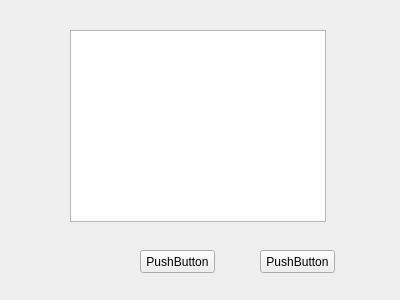
Qt form resource/ui/mainWindows.ui (TripleHHH-3/bootAssist) before a commit.
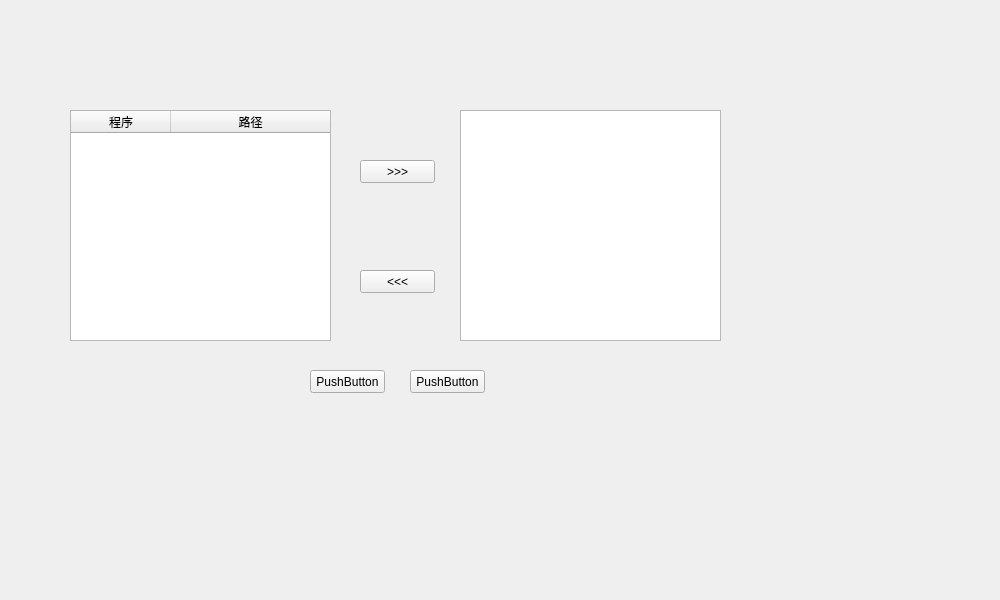
The same form after that commit.

Commit message: 读取图标与路径

What changed in the file:
```diff
--- a/resource/ui/mainWindows.ui
+++ b/resource/ui/mainWindows.ui
@@ -6,18 +6,36 @@
    <rect>
     <x>0</x>
     <y>0</y>
-    <width>400</width>
-    <height>300</height>
+    <width>1000</width>
+    <height>600</height>
    </rect>
   </property>
+  <property name="sizePolicy">
+   <sizepolicy hsizetype="Fixed" vsizetype="Fixed">
+    <horstretch>0</horstretch>
+    <verstretch>0</verstretch>
+   </sizepolicy>
+  </property>
+  <property name="minimumSize">
+   <size>
+    <width>1000</width>
+    <height>600</height>
+   </size>
+  </property>
+  <property name="maximumSize">
+   <size>
+    <width>1000</width>
+    <height>600</height>
+   </size>
+  </property>
   <property name="windowTitle">
    <string>Form</string>
   </property>
   <widget class="QPushButton" name="pushButton">
    <property name="geometry">
     <rect>
-     <x>140</x>
-     <y>250</y>
+     <x>310</x>
+     <y>370</y>
      <width>75</width>
      <height>23</height>
     </rect>
@@ -26,21 +44,43 @@
     <string>PushButton</string>
    </property>
   </widget>
-  <widget class="QListWidget" name="listWidget">
+  <widget class="QTableWidget" name="appStoreTable">
    <property name="geometry">
     <rect>
      <x>70</x>
-     <y>30</y>
-     <width>256</width>
-     <height>192</height>
+     <y>110</y>
+     <width>261</width>
+     <height>231</height>
     </rect>
    </property>
+   <property name="editTriggers">
+    <set>QAbstractItemView::NoEditTriggers</set>
+   </property>
+   <property name="selectionBehavior">
+    <enum>QAbstractItemView::SelectRows</enum>
+   </property>
+   <attribute name="horizontalHeaderVisible">
+    <bool>true</bool>
+   </attribute>
+   <attribute name="horizontalHeaderStretchLastSection">
+    <bool>true</bool>
+   </attribute>
+   <column>
+    <property name="text">
+     <string>程序</string>
+    </property>
+   </column>
+   <column>
+    <property name="text">
+     <string>路径</string>
+    </property>
+   </column>
   </widget>
   <widget class="QPushButton" name="pushButton_2">
    <property name="geometry">
     <rect>
-     <x>260</x>
-     <y>250</y>
+     <x>410</x>
+     <y>370</y>
      <width>75</width>
      <height>23</height>
     </rect>
@@ -49,6 +89,42 @@
     <string>PushButton</string>
    </property>
   </widget>
+  <widget class="QTableWidget" name="tableWidget_2">
+   <property name="geometry">
+    <rect>
+     <x>460</x>
+     <y>110</y>
+     <width>261</width>
+     <height>231</height>
+    </rect>
+   </property>
+  </widget>
+  <widget class="QPushButton" name="pushButton_3">
+   <property name="geometry">
+    <rect>
+     <x>360</x>
+     <y>160</y>
+     <width>75</width>
+     <height>23</height>
+    </rect>
+   </property>
+   <property name="text">
+    <string>&gt;&gt;&gt;</string>
+   </property>
+  </widget>
+  <widget class="QPushButton" name="pushButton_4">
+   <property name="geometry">
+    <rect>
+     <x>360</x>
+     <y>270</y>
+     <width>75</width>
+     <height>23</height>
+    </rect>
+   </property>
+   <property name="text">
+    <string>&lt;&lt;&lt;</string>
+   </property>
+  </widget>
  </widget>
  <resources/>
  <connections/>
```
The commit also changes 2 other files.
